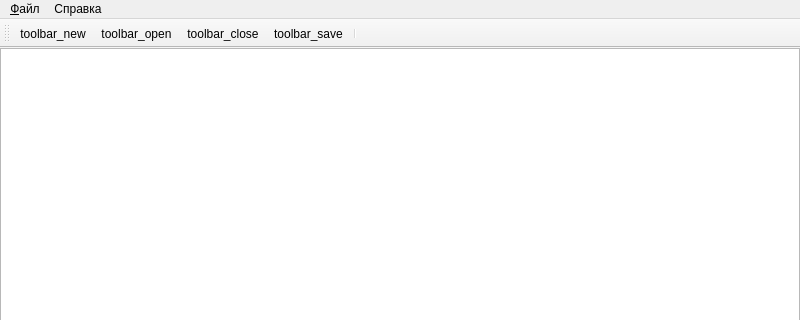
Old version of the form text_editor_main_window.ui in the repository mihailmaksakov/Text_editor; both pictures show x 0 to 800 and y 0 to 320 of the 800 by 600 pixel window.
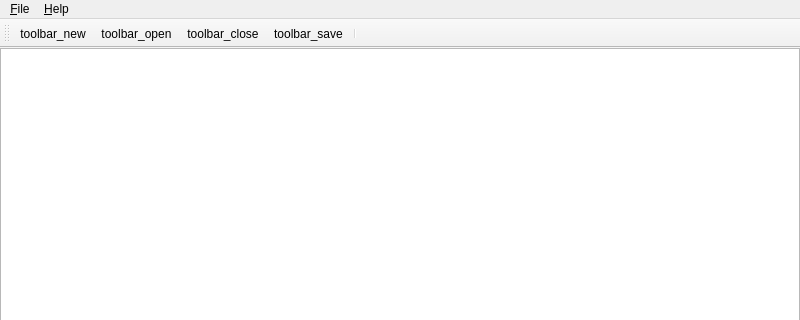
New version of the form. Icons and pictures are not drawn.

Diff of the .ui file:
```diff
--- a/text_editor_main_window.ui
+++ b/text_editor_main_window.ui
@@ -46,7 +46,7 @@
    </property>
    <widget class="QMenu" name="menu_file">
     <property name="title">
-     <string>&amp;Файл</string>
+     <string>&amp;File</string>
     </property>
     <addaction name="action_new"/>
     <addaction name="action_open"/>
@@ -60,7 +60,7 @@
    </widget>
    <widget class="QMenu" name="menu_help">
     <property name="title">
-     <string>Справка</string>
+     <string>&amp;Help</string>
     </property>
     <addaction name="action_help"/>
     <addaction name="action_about"/>
```
Left out of the diff: 22 changed lines with no effect on the pictures.
